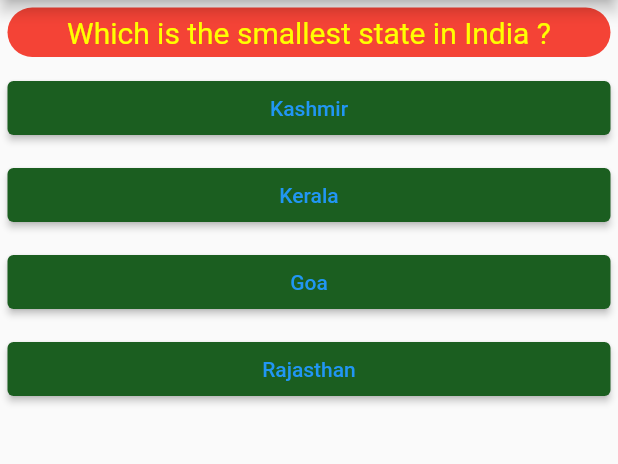
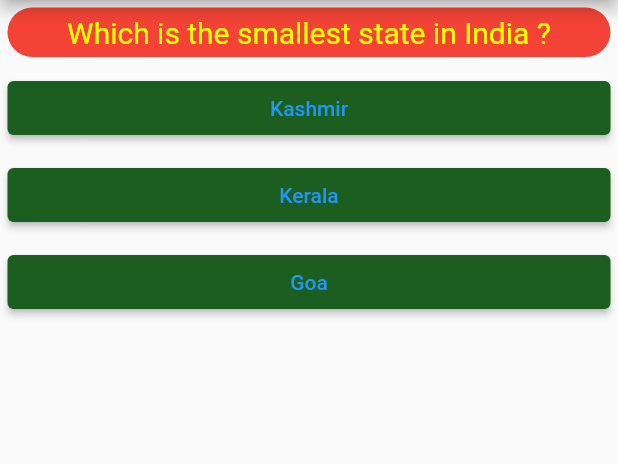
Before and after one commit to Rushi-Naikwadi/First-App, a Flutter app: the screen it shows after launch, after a tap on "Lion", on a phone screen of 412 x 824 dp, the part 84-548 px from its top. Run offline on Flutter 3.47's test engine with Material 2 defaults, Android fonts, the phone set to English and light mode, and no system bars.

```diff
--- /dev/null
+++ b/lib/MCQs.dart
@@ -0,0 +1,8 @@
+import 'package:flutter/material.dart';
+
+class MCQ {
+  String questionText;
+  List <String> optionList;
+
+  MCQ (this.questionText, this.optionList);
+}
--- /dev/null
+++ b/lib/ResultClass.dart
@@ -0,0 +1,15 @@
+import 'package:flutter/material.dart';
+
+class Result extends StatelessWidget {
+  @override
+  Widget build(BuildContext context) {
+    return Center(
+      child: Text(
+        'You did it!',
+        style: TextStyle(
+          fontSize: 35,
+        ),
+      ),
+    );
+  }
+}
--- a/lib/main.dart
+++ b/lib/main.dart
@@ -2,6 +2,8 @@ import 'package:flutter/material.dart';
 
 import './QuestionClass.dart';   // Question Widget Class
 import './OptionClass.dart';     // optionList Widget Class
+import './ResultClass.dart';     // Result Screen Widget Class
+import './MCQs.dart';            // MCQs Class
 
 void main() {
   runApp(MyApp());
@@ -16,22 +18,25 @@ class _MyAppState extends State<MyApp> {
   var _mcqIndex = 0;
 
   void _nextQuestion() {
-    setState(() {
-      _mcqIndex++;
-      _mcqIndex = _mcqIndex % questionList.length;
-    });
+    setState(() => _mcqIndex++);
   }
 
-  var questionList = [
-    "what is national animal of India ?",
-    "Which is the smallest state in India ?",
-    "Which is the capital of Maharashtra ?"
-  ];
+  // var questionList = [
+  //   "what is national animal of India ?",
+  //   "Which is the smallest state in India ?",
+  //   "Which is the capital of Maharashtra ?"
+  // ];
+  //
+  // var optionList = [
+  //   ['Lion', 'Tiger', 'Cheetah', 'Elephant'],
+  //   ['Kashmir', 'Kerala', 'Goa', 'Rajasthan'],
+  //   ['Nagpur', 'Mumbai', 'Pune', 'Nashik']
+  // ];
 
-  var optionList = [
-    ['Lion', 'Tiger', 'Cheetah', 'Elephant'],
-    ['Kashmir', 'Kerala', 'Goa', 'Rajasthan'],
-    ['Nagpur', 'Mumbai', 'Pune', 'Nashik']
+  var mcqList = [
+    MCQ('What is national animal of India', ['Lion', 'Tiger', 'Cheetah', 'Elephant']),
+    MCQ('Which is the smallest state in India ?', ['Kashmir', 'Kerala', 'Goa']),
+    MCQ('Which is the capital of Maharashtra ?', ['Nagpur', 'Mumbai', 'Pune', 'Nashik'])
   ];
 
   @override
@@ -43,29 +48,21 @@ class _MyAppState extends State<MyApp> {
             centerTitle: true,
             backgroundColor: Colors.deepPurpleAccent,
           ),
-          body: Column(
-            children: [
-              Question(
-                  questionText: questionList[_mcqIndex],
-              ),
-              Option(
-                optionText: optionList[_mcqIndex][0],
-                functionPointer: _nextQuestion,
-              ),
-              Option(
-                optionText: optionList[_mcqIndex][1],
-                functionPointer: _nextQuestion,
-              ),
-              Option(
-                optionText: optionList[_mcqIndex][2],
-                functionPointer: _nextQuestion,
-              ),
-              Option(
-                optionText: optionList[_mcqIndex][3],
-                functionPointer: _nextQuestion,
-              )
-            ],
-          )
+          body: _mcqIndex < mcqList.length
+            ? Column(
+              children: [
+                Question(
+                    questionText: mcqList[_mcqIndex].questionText,
+                ),
+                ...(mcqList[_mcqIndex].optionList).map((option) {
+                  return Option(
+                    optionText: option,
+                    functionPointer: _nextQuestion
+                  );
+                }).toList(),
+              ],
+            )
+            : Result(),
       ),
     );
   }
```
